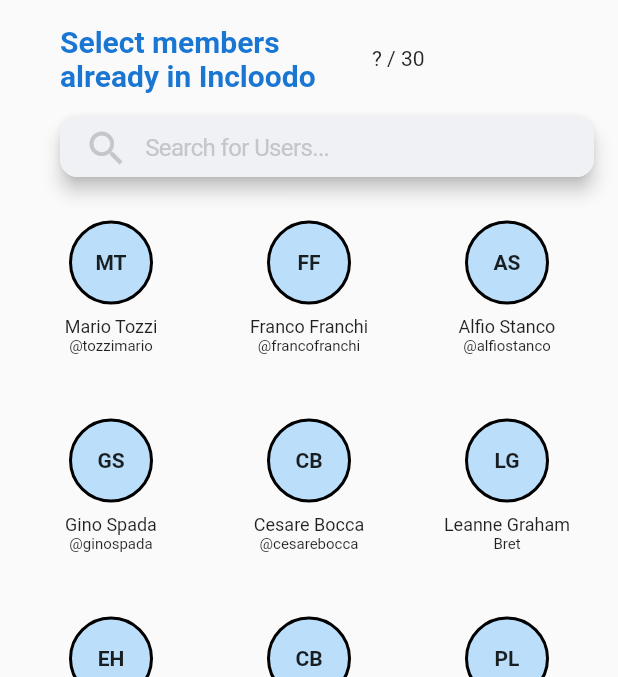
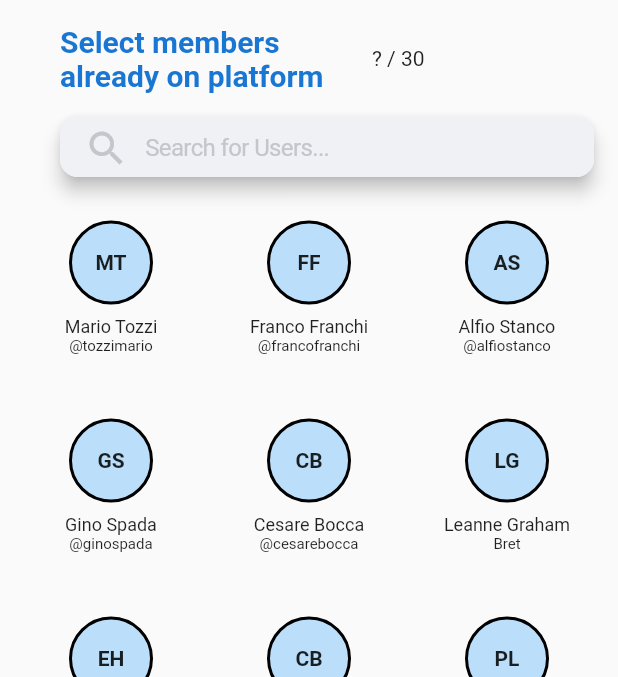
Before and after one commit to ctechdev/users_group_riverpod, a Flutter app: the NewGroup screen opened directly, on a phone screen of 412 x 824 dp, the part 111-788 px from its top. Run offline on Flutter 3.47's test engine with Material 2 defaults, Android fonts, the light colour scheme and no system bars; our stand-ins replace flutter_riverpod, hooks_riverpod; Roboto replaces fonts that are missing (Brutal).

Commit message:
fix: fix strings

```diff
--- a/lib/app/new_group/new_group_page.dart
+++ b/lib/app/new_group/new_group_page.dart
@@ -110,7 +110,7 @@
                         padding: const EdgeInsets.all(8.0),
                         child: SizedBox(
                           width: 200,
-                          child: Text('Select members already in Incloodo',
+                          child: Text('Select members already on platform',
                               style: TextStyle(
                                   color: Colors.blue[700],
                                   fontSize: 20,
--- a/lib/main.dart
+++ b/lib/main.dart
@@ -1,7 +1,6 @@
 import 'package:flutter/material.dart';
 import 'package:hooks_riverpod/hooks_riverpod.dart';
 import 'package:list_users_riverpod/models/user.dart';
-import 'package:list_users_riverpod/providers.dart';
 
 
 import 'app/confirm/confirm_widget.dart';
```
